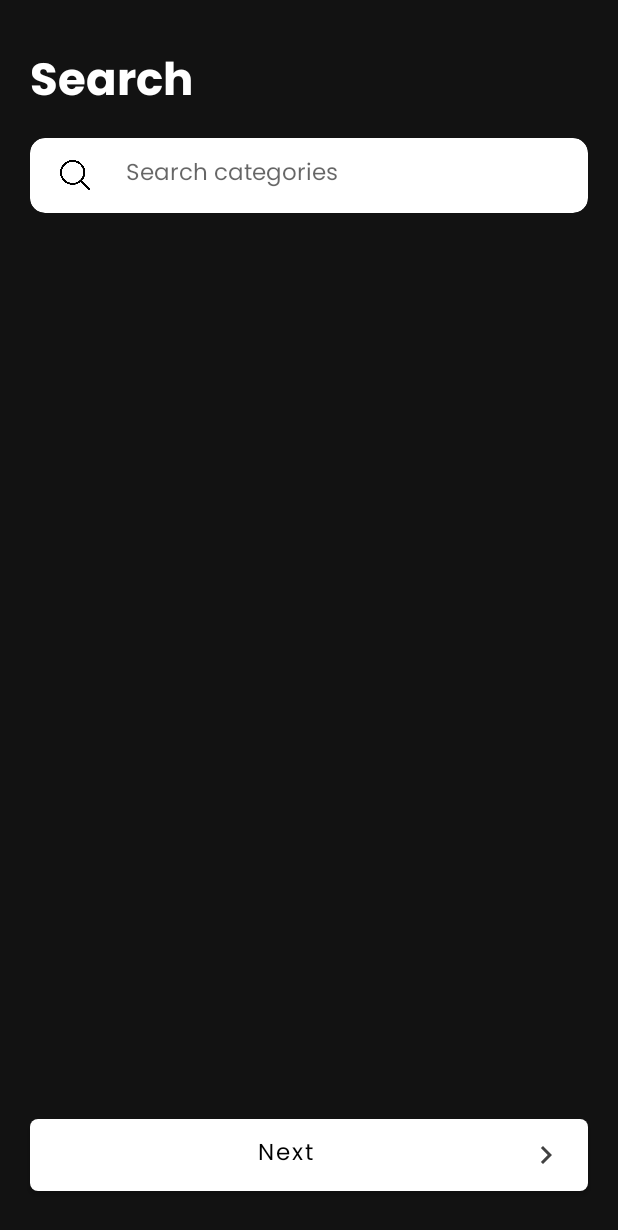
After one commit to NamanInc/Flameloop, an Android app: the layout activity_select_category.xml on its own in the app's theme, with its tools: preview values and no code run, on a phone screen of 412 x 824 dp. The commit adds this screen. Shown: the top 1230 px of the screen. Run offline under Robolectric (Android 15) with nearby library versions, the phone set to English and light mode, and no system bars.

Commit message:
initial commit

```diff
--- a/app/src/main/AndroidManifest.xml
+++ b/app/src/main/AndroidManifest.xml
@@ -10,9 +10,11 @@
         android:supportsRtl="true"
         android:theme="@style/Theme.Flameloop">
         <activity
+            android:name=".Activities.Select_Category"
+            android:exported="false" />
+        <activity
             android:name=".check_daatabase"
             android:exported="true">
-
             <meta-data
                 android:name="android.app.lib_name"
                 android:value="" />
@@ -38,14 +40,11 @@
         <activity
             android:name=".MainActivity"
             android:exported="true">
-
-
             <intent-filter>
                 <action android:name="android.intent.action.MAIN" />
 
                 <category android:name="android.intent.category.LAUNCHER" />
             </intent-filter>
-
         </activity>
 
         <meta-data
--- /dev/null
+++ b/app/src/main/java/com/flameloopltd/flameloop/Activities/Select_Category.java
@@ -0,0 +1,17 @@
+package com.flameloopltd.flameloop.Activities;
+
+import androidx.appcompat.app.AppCompatActivity;
+
+import android.os.Bundle;
+
+import com.flameloopltd.flameloop.R;
+
+public class Select_Category extends AppCompatActivity {
+
+    @Override
+    protected void onCreate(Bundle savedInstanceState) {
+        super.onCreate(savedInstanceState);
+        setContentView(R.layout.activity_select_category);
+        getSupportActionBar().hide();
+    }
+}
--- a/app/src/main/java/com/flameloopltd/flameloop/Activities/Splash_Screen.java
+++ b/app/src/main/java/com/flameloopltd/flameloop/Activities/Splash_Screen.java
@@ -30,7 +30,7 @@ public class Splash_Screen extends AppCompatActivity {
 
                 if (firebaseAuth.getCurrentUser()!=null){
 
-                    Intent intent = new Intent(getApplicationContext(),Setup_Profile.class);
+                    Intent intent = new Intent(getApplicationContext(),Select_Category.class);
                     startActivity(intent);
                     finish();
 
--- /dev/null
+++ b/app/src/main/res/layout/activity_select_category.xml
@@ -0,0 +1,113 @@
+<?xml version="1.0" encoding="utf-8"?>
+<RelativeLayout xmlns:android="http://schemas.android.com/apk/res/android"
+    xmlns:app="http://schemas.android.com/apk/res-auto"
+    xmlns:tools="http://schemas.android.com/tools"
+    android:layout_width="match_parent"
+    android:background="@color/black"
+    android:layout_height="match_parent"
+    tools:context=".Activities.Select_Category">
+
+
+
+
+
+    <LinearLayout
+        android:layout_width="match_parent"
+        android:orientation="vertical"
+        android:layout_height="wrap_content">
+
+
+
+
+
+        <TextView
+            android:layout_width="wrap_content"
+            android:layout_height="wrap_content"
+            android:fontFamily="@font/poppins_bold"
+            android:paddingRight="20dp"
+            android:paddingLeft="20dp"
+            android:paddingTop="30dp"
+            android:layout_marginBottom="10dp"
+            android:text="Search"
+            android:textColor="#fff"
+            android:textSize="30sp"
+            android:textStyle="bold" />
+
+        <androidx.cardview.widget.CardView
+            android:orientation="horizontal"
+            android:background="#ffff"
+            app:cardCornerRadius="10dp"
+            android:layout_marginRight="20dp"
+            android:layout_marginLeft="20dp"
+            android:layout_width="match_parent"
+            android:layout_height="50dp">
+
+            <LinearLayout
+                android:orientation="horizontal"
+                android:layout_width="match_parent"
+                android:layout_height="match_parent">
+
+
+
+
+
+            <ImageView
+                android:src="@drawable/ss"
+                android:layout_gravity="center"
+                android:layout_marginLeft="20dp"
+                android:layout_width="20dp"
+                android:layout_height="20dp"
+                />
+
+            <EditText
+                android:layout_width="match_parent"
+                android:layout_height="wrap_content"
+                android:textSize="15sp"
+                android:backgroundTint="#ffff"
+
+                android:hint="Search categories"
+                android:layout_gravity="center"
+                android:fontFamily="@font/poppins"
+                android:layout_marginLeft="20dp"/>
+
+            </LinearLayout>
+
+
+
+        </androidx.cardview.widget.CardView>
+
+
+    </LinearLayout>
+
+    <Button
+        android:id="@+id/completesetup_btn"
+
+        android:layout_width="match_parent"
+        android:layout_height="wrap_content"
+        android:layout_alignParentBottom="true"
+        android:layout_marginStart="20dp"
+        android:layout_marginTop="20dp"
+        android:textSize="15sp"
+        android:layout_marginBottom="30dp"
+        android:layout_marginEnd="20dp"
+        android:background="@drawable/whiteroundedbtn"
+        android:drawableRight="@drawable/nextdig"
+
+        android:drawableTint="@color/black"
+        android:fontFamily="@font/poppins"
+        android:layout_marginLeft="20dp"
+        android:layout_marginRight="20dp"
+
+
+
+        android:text="Next"
+
+
+        android:textAllCaps="false"
+        android:textColor="@android:color/black"
+        app:backgroundTint="@null"
+
+
+        />
+
+</RelativeLayout>
```
Also changed, not shown: app/src/main/res/drawable/searchiconblac.png (added), app/src/main/res/drawable/ss.png (added).
